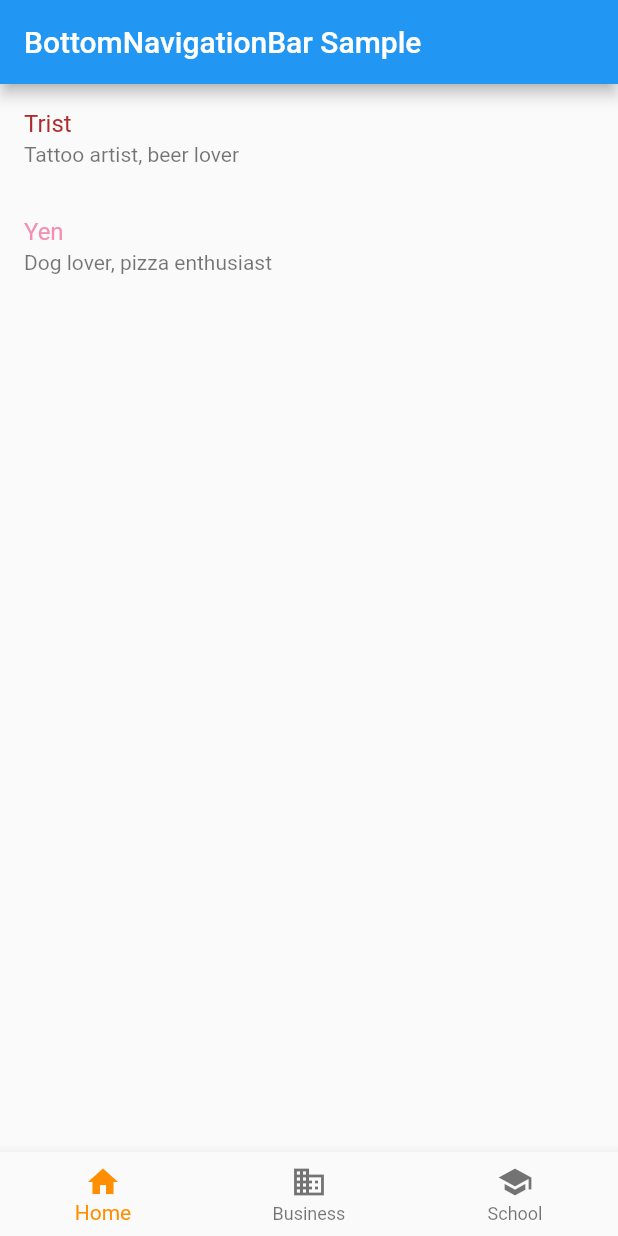
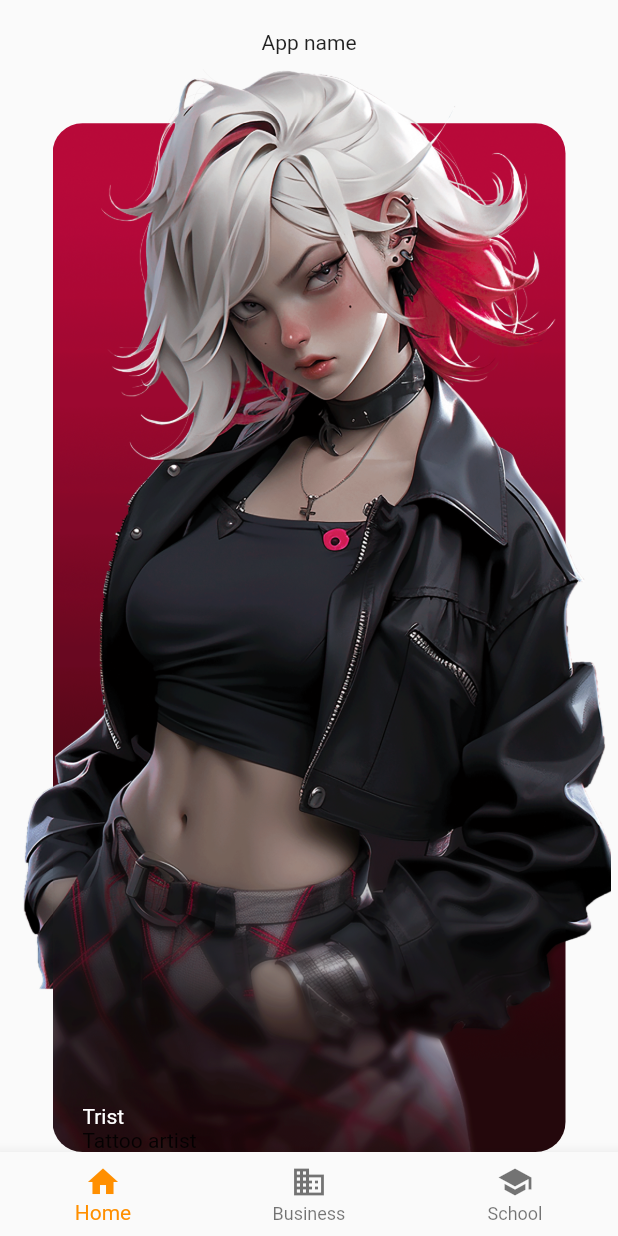
Before and after one commit to hieu-dd/AIGirlFriendsChat, a Flutter app: the HomeScreen screen opened by its route, on a phone screen of 412 x 824 dp. Run offline on Flutter 3.47's test engine with Material 2 defaults, Android fonts, the phone set to English and light mode, and no system bars; our stand-ins replace dartz, dio, equatable, firebase_core, firebase_remote_config, flutter_riverpod and 4 more; accounts and stored records are empty.

Commit message:
Temp add ui user

```diff
--- a/lib/data/conversation/datasource/conversation_api.dart
+++ b/lib/data/conversation/datasource/conversation_api.dart
@@ -19,7 +19,7 @@ class ConversationApi {
       options: Options(headers: {
         "Content-Type": "application/json",
         "Authorization":
-            "Bearer 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",
+            "Bearer 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",
       }),
     ))
         .data;
--- a/lib/ext/Collection.dart
+++ b/lib/ext/Collection.dart
@@ -0,0 +1,4 @@
+extension IterableExt<E> on Iterable<E> {
+  List<T> mapTo<T>(T Function(E e) toElement) =>
+      map((e) => toElement(e)).toList();
+}
--- a/lib/screen/girl_list/girl_friend_list.dart
+++ b/lib/screen/girl_list/girl_friend_list.dart
@@ -1,3 +1,4 @@
+import 'package:ai_girl_friends/ext/Collection.dart';
 import 'package:ai_girl_friends/provider/conversations_provider.dart';
 import 'package:flutter/material.dart';
 import 'package:flutter_riverpod/flutter_riverpod.dart';
@@ -38,26 +39,83 @@ class _GirlFriendListScreenState extends ConsumerState<GirlFriendListScreen> {
       );
     }
 
+    final user = users[0];
     return SafeArea(
-        child: Scaffold(
-      body: Column(
-        children: users
-            .map((user) => InkWell(
-                  onTap: () {
-                    _goToChat(user, context);
-                  },
-                  child: ListTile(
-                    title: Text(
-                      user.name,
-                      style: TextStyle(color: Color(user.mainColor)),
-                    ),
-                    subtitle: Text(user.bio),
-                  ),
-                ))
-            .toList(),
+      child: Scaffold(
+        body: Column(
+          children: [
+            const SizedBox(
+              height: 20,
+            ),
+            const Text("App name"),
+            const SizedBox(
+              height: 10,
+            ),
+            Expanded(
+              child: PageView(
+                children: users.mapTo((user) => _userProfileItem(
+                    user: user,
+                    onClick: () {
+                      _goToChat(user, context);
+                    })),
+              ),
+            )
+          ],
+        ),
       ),
-    ));
+    );
   }
+}
+
+Widget _userProfileItem({
+  required User user,
+  Function? onClick,
+}) {
+  return Container(
+    padding: const EdgeInsets.symmetric(horizontal: 5),
+    child: SizedBox(
+      height: double.infinity,
+      child: Stack(
+        alignment: AlignmentDirectional.bottomStart,
+        children: [
+          FractionallySizedBox(
+            heightFactor: 1,
+            child: Image.asset(
+              user.largeBody,
+              fit: BoxFit.fitHeight,
+            ),
+          ),
+          Padding(
+            padding: const EdgeInsets.symmetric(horizontal: 30),
+            child: ClipRRect(
+              borderRadius: const BorderRadius.all(Radius.circular(20.0)),
+              child: FractionallySizedBox(
+                heightFactor: 0.95,
+                child: Image.asset(
+                  user.largeBodyBlurCutOff,
+                  fit: BoxFit.fitHeight,
+                ),
+              ),
+            ),
+          ),
+          Padding(
+            padding: const EdgeInsets.symmetric(horizontal: 50),
+            child: Column(
+              mainAxisSize: MainAxisSize.min,
+              crossAxisAlignment: CrossAxisAlignment.start,
+              children: [
+                Text(
+                  user.name,
+                  style: TextStyle(color: Colors.white),
+                ),
+                Text(user.job),
+              ],
+            ),
+          )
+        ],
+      ),
+    ),
+  );
 }
 
 List<User> users = [
@@ -79,6 +137,8 @@ List<User> users = [
     ],
     mainColor: 0xFFB12929,
     backgroundColor: 0xFF25080B,
+    largeBody: 'assets/images/trist.png',
+    largeBodyBlurCutOff: 'assets/images/trist_bg.png',
   ),
   User(
     id: '1',
@@ -97,5 +157,7 @@ List<User> users = [
     ],
     mainColor: 0xFFF48FB1,
     backgroundColor: 0xFF32203A,
+    largeBody: 'assets/images/yen.png',
+    largeBodyBlurCutOff: 'assets/images/yen_bg.png',
   ),
 ];
--- a/lib/screen/home/home.dart
+++ b/lib/screen/home/home.dart
@@ -32,10 +32,8 @@ class _HomeScreenState extends State<HomeScreen> {
 
   @override
   Widget build(BuildContext context) {
-    return Scaffold(
-      appBar: AppBar(
-        title: const Text('BottomNavigationBar Sample'),
-      ),
+    return SafeArea(
+      child: Scaffold(
         body: Center(
           child: _widgetOptions.elementAt(_selectedIndex),
         ),
@@ -58,6 +56,7 @@ class _HomeScreenState extends State<HomeScreen> {
           selectedItemColor: Colors.amber[800],
           onTap: _onItemTapped,
         ),
+      ),
     );
   }
 }
```
Also changed, not shown: pubspec.yaml (+5 -3 lines), assets/images/trist.png (added), assets/images/trist_bg.png (added), assets/images/yen.png (added), assets/images/yen_bg.png (added), pubspec.lock, 1 other file. Lines whose indentation alone changed are shown as unchanged.
